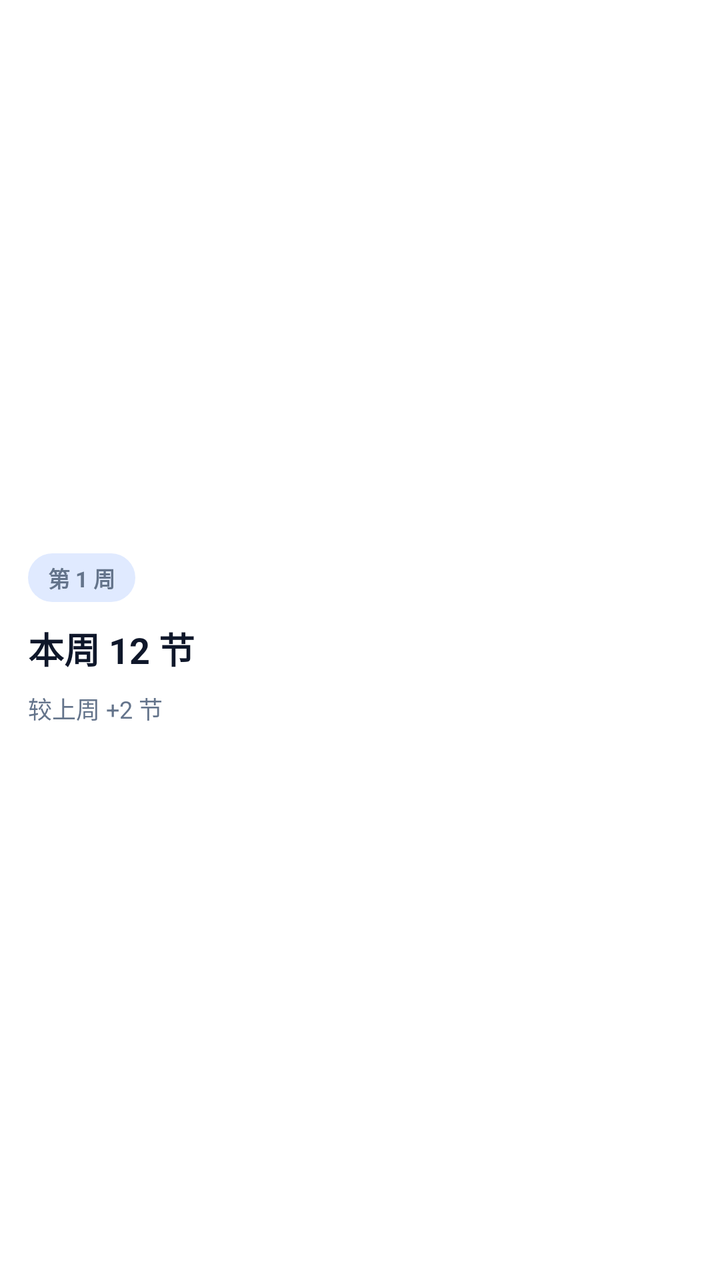
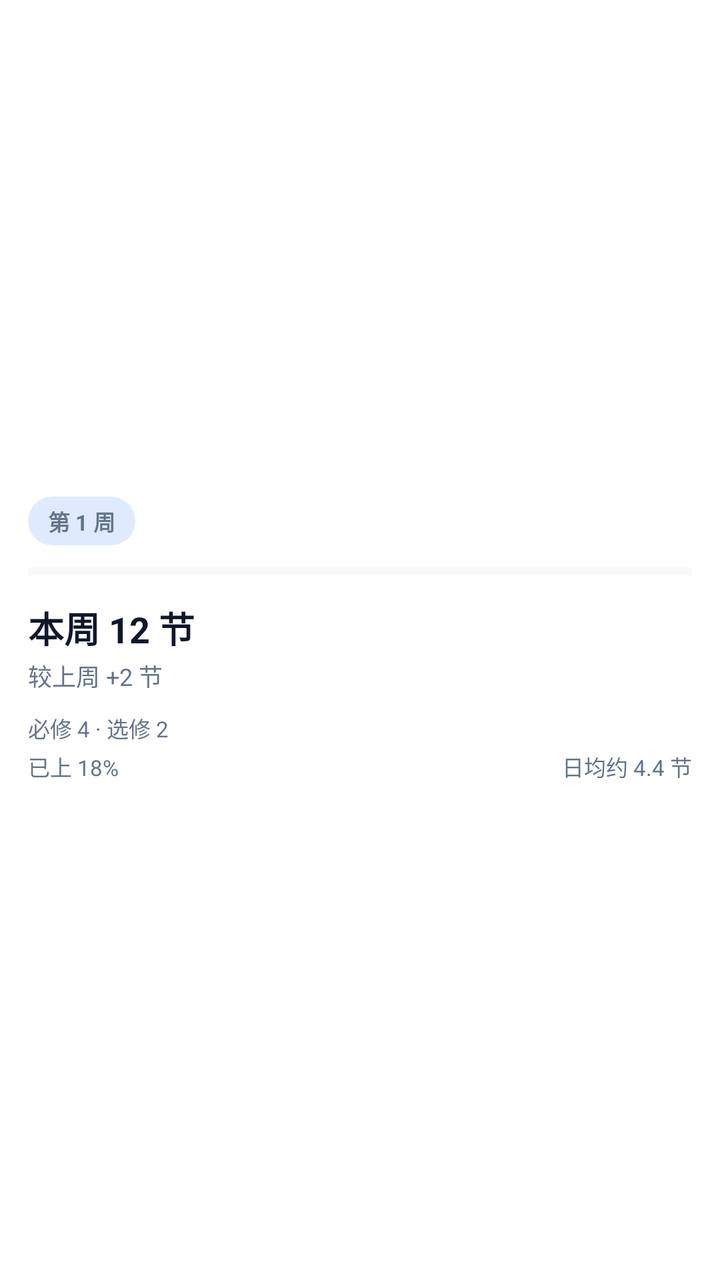

Screens rendered from an Android XML layout before and after an edit, with the pre-edit source and the edit as a unified diff.
<!-- AndroidManifest.xml: fallback theme Theme.MaterialComponents.DayNight.NoActionBar -->
<!-- res/layout/widget_stats_compact.xml -->
<?xml version="1.0" encoding="utf-8"?>
<FrameLayout xmlns:android="http://schemas.android.com/apk/res/android"
    android:id="@+id/widget_root"
    android:layout_width="match_parent"
    android:layout_height="match_parent">

    <LinearLayout
        android:id="@+id/widget_card"
        android:layout_width="match_parent"
        android:layout_height="match_parent"
        android:gravity="center_vertical"
        android:orientation="vertical"
        android:padding="14dp">

        <TextView
            android:id="@+id/stats_week"
            android:layout_width="wrap_content"
            android:layout_height="wrap_content"
            android:background="@drawable/widget_status_chip_strong"
            android:ellipsize="end"
            android:maxLines="1"
            android:paddingLeft="10dp"
            android:paddingTop="4dp"
            android:paddingRight="10dp"
            android:paddingBottom="4dp"
            android:text="第 1 周"
            android:textColor="#64748B"
            android:textSize="11sp"
            android:textStyle="bold" />

        <TextView
            android:id="@+id/stats_sections"
            android:layout_width="match_parent"
            android:layout_height="wrap_content"
            android:layout_marginTop="10dp"
            android:ellipsize="end"
            android:maxLines="1"
            android:text="本周 12 节"
            android:textColor="#0F172A"
            android:textSize="18sp"
            android:textStyle="bold" />

        <TextView
            android:id="@+id/stats_delta"
            android:layout_width="match_parent"
            android:layout_height="wrap_content"
            android:layout_marginTop="8dp"
            android:ellipsize="end"
            android:maxLines="1"
            android:text="较上周 +2 节"
            android:textColor="#64748B"
            android:textSize="12sp" />

    </LinearLayout>

</FrameLayout>
<!-- resources referenced by this layout -->
<resources>
  <!-- drawable widget_status_chip_strong (drawable) -->
  <?xml version="1.0" encoding="utf-8"?>
  <shape xmlns:android="http://schemas.android.com/apk/res/android"
      android:shape="rectangle">
      <corners android:radius="999dp" />
      <solid android:color="#E0EAFF" />
  </shape>
</resources>

<!-- the commit's change to res/layout/widget_stats_compact.xml (unified diff, before → after) -->
@@ -28,11 +28,21 @@
             android:textSize="11sp"
             android:textStyle="bold" />
 
+        <ProgressBar
+            android:id="@+id/stats_bar"
+            style="?android:attr/progressBarStyleHorizontal"
+            android:layout_width="match_parent"
+            android:layout_height="6dp"
+            android:layout_marginTop="10dp"
+            android:max="100"
+            android:progressTint="#2563EB"
+            android:progressBackgroundTint="#E2E8F0" />
+
         <TextView
             android:id="@+id/stats_sections"
             android:layout_width="match_parent"
             android:layout_height="wrap_content"
-            android:layout_marginTop="10dp"
+            android:layout_marginTop="12dp"
             android:ellipsize="end"
             android:maxLines="1"
             android:text="本周 12 节"
@@ -44,13 +54,54 @@
             android:id="@+id/stats_delta"
             android:layout_width="match_parent"
             android:layout_height="wrap_content"
-            android:layout_marginTop="8dp"
+            android:layout_marginTop="2dp"
             android:ellipsize="end"
             android:maxLines="1"
             android:text="较上周 +2 节"
             android:textColor="#64748B"
             android:textSize="12sp" />
 
+        <TextView
+            android:id="@+id/stats_nature"
+            android:layout_width="match_parent"
+            android:layout_height="wrap_content"
+            android:layout_marginTop="9dp"
+            android:ellipsize="end"
+            android:maxLines="1"
+            android:text="必修 4 · 选修 2"
+            android:textColor="#64748B"
+            android:textSize="11sp" />
+
+        <LinearLayout
+            android:layout_width="match_parent"
+            android:layout_height="wrap_content"
+            android:layout_marginTop="3dp"
+            android:orientation="horizontal">
+
+            <TextView
+                android:id="@+id/stats_percent"
+                android:layout_width="0dp"
+                android:layout_height="wrap_content"
+                android:layout_weight="1"
+                android:ellipsize="end"
+                android:maxLines="1"
+                android:text="已上 18%"
+                android:textColor="#64748B"
+                android:textSize="11sp" />
+
+            <TextView
+                android:id="@+id/stats_daily"
+                android:layout_width="wrap_content"
+                android:layout_height="wrap_content"
+                android:layout_marginLeft="8dp"
+                android:ellipsize="end"
+                android:maxLines="1"
+                android:text="日均约 4.4 节"
+                android:textColor="#64748B"
+                android:textSize="11sp" />
+
+        </LinearLayout>
+
     </LinearLayout>
 
 </FrameLayout>
